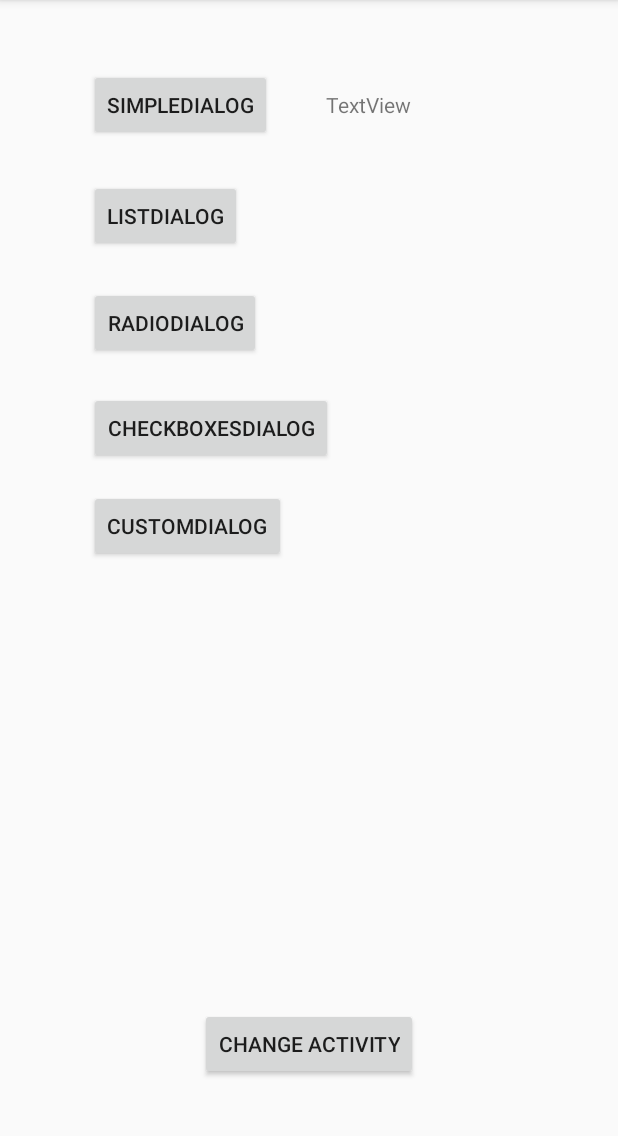
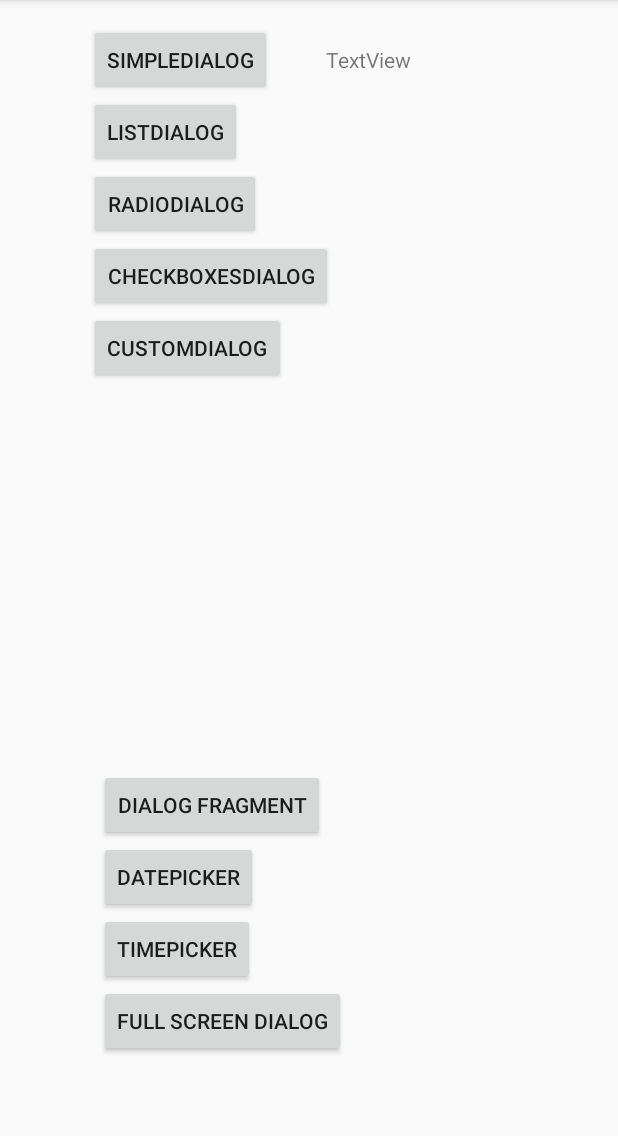
Before and after one commit to alejouribesanchez/android_course, an Android app: the screen it shows after launch (MainActivity), on a phone screen of 412 x 824 dp, the part 84-1220 px from its top. Run offline under Robolectric (Android 15) with nearby library versions, the phone set to English and light mode, and no system bars.

Commit message:
class_12

```diff
--- a/class_12/class_12/app/build.gradle
+++ b/class_12/class_12/app/build.gradle
@@ -26,5 +26,6 @@ dependencies {
     })
     compile 'com.android.support:appcompat-v7:25.3.1'
     compile 'com.android.support.constraint:constraint-layout:1.0.2'
+    compile 'com.android.support:support-v4:25.3.1'
     testCompile 'junit:junit:4.12'
 }
--- a/class_12/class_12/app/src/main/res/layout/activity_main.xml
+++ b/class_12/class_12/app/src/main/res/layout/activity_main.xml
@@ -15,7 +15,7 @@
         android:text="SimpleDialog"
         tools:layout_constraintTop_creator="1"
         android:layout_marginStart="59dp"
-        android:layout_marginTop="46dp"
+        android:layout_marginTop="16dp"
         tools:layout_constraintLeft_creator="1"
         app:layout_constraintLeft_toLeftOf="parent"
         app:layout_constraintTop_toTopOf="parent"
@@ -37,23 +37,24 @@
         android:id="@+id/button2"
         android:layout_width="wrap_content"
         android:layout_height="wrap_content"
-        android:text="Change Activity"
+        android:layout_marginBottom="207dp"
+        android:text="Dialog Fragment"
+        app:layout_constraintBottom_toBottomOf="parent"
+        app:layout_constraintLeft_toLeftOf="parent"
+        app:layout_constraintRight_toRightOf="parent"
+        tools:layout_constraintBottom_creator="1"
+        tools:layout_constraintLeft_creator="1"
         tools:layout_constraintRight_creator="1"
-        tools:layout_constraintBottom_creator="1"
-        app:layout_constraintBottom_toBottomOf="parent"
-        app:layout_constraintRight_toRightOf="parent"
-        tools:layout_constraintLeft_creator="1"
-        android:layout_marginBottom="48dp"
-        app:layout_constraintLeft_toLeftOf="parent" />
+        app:layout_constraintHorizontal_bias="0.253" />
 
     <android.support.constraint.Guideline
         android:layout_width="wrap_content"
         android:layout_height="wrap_content"
         android:id="@+id/guideline"
-        app:layout_constraintGuide_begin="20dp"
         android:orientation="vertical"
         tools:layout_editor_absoluteY="0dp"
-        tools:layout_editor_absoluteX="20dp" />
+        tools:layout_editor_absoluteX="20dp"
+        app:layout_constraintGuide_begin="20dp" />
 
     <Button
         android:id="@+id/button3"
@@ -61,7 +62,6 @@
         android:layout_height="wrap_content"
         android:text="ListDialog"
         tools:layout_constraintTop_creator="1"
-        android:layout_marginTop="26dp"
         app:layout_constraintTop_toBottomOf="@+id/button"
         tools:layout_constraintLeft_creator="1"
         app:layout_constraintLeft_toLeftOf="@+id/button" />
@@ -72,7 +72,6 @@
         android:layout_height="wrap_content"
         android:text="RadioDialog"
         tools:layout_constraintTop_creator="1"
-        android:layout_marginTop="23dp"
         app:layout_constraintTop_toBottomOf="@+id/button3"
         tools:layout_constraintLeft_creator="1"
         app:layout_constraintLeft_toLeftOf="@+id/button3" />
@@ -83,7 +82,6 @@
         android:layout_height="wrap_content"
         android:text="CheckBoxesDialog"
         tools:layout_constraintTop_creator="1"
-        android:layout_marginTop="22dp"
         app:layout_constraintTop_toBottomOf="@+id/button4"
         tools:layout_constraintLeft_creator="1"
         app:layout_constraintLeft_toLeftOf="@+id/button4" />
@@ -94,9 +92,38 @@
         android:layout_height="wrap_content"
         android:text="CustomDialog"
         tools:layout_constraintTop_creator="1"
-        android:layout_marginTop="17dp"
         app:layout_constraintTop_toBottomOf="@+id/button5"
         tools:layout_constraintLeft_creator="1"
         app:layout_constraintLeft_toLeftOf="@+id/button5" />
 
+    <Button
+        android:id="@+id/button7"
+        android:layout_width="wrap_content"
+        android:layout_height="wrap_content"
+        android:text="DatePicker"
+        tools:layout_constraintTop_creator="1"
+        app:layout_constraintTop_toBottomOf="@+id/button2"
+        tools:layout_constraintLeft_creator="1"
+        app:layout_constraintLeft_toLeftOf="@+id/button2" />
+
+    <Button
+        android:id="@+id/button8"
+        android:layout_width="wrap_content"
+        android:layout_height="wrap_content"
+        android:text="TIMEPICKER"
+        tools:layout_constraintTop_creator="1"
+        app:layout_constraintTop_toBottomOf="@+id/button7"
+        tools:layout_constraintLeft_creator="1"
+        app:layout_constraintLeft_toLeftOf="@+id/button7" />
+
+    <Button
+        android:id="@+id/button9"
+        android:layout_width="wrap_content"
+        android:layout_height="wrap_content"
+        android:text="Full Screen Dialog"
+        tools:layout_constraintTop_creator="1"
+        app:layout_constraintTop_toBottomOf="@+id/button8"
+        tools:layout_constraintLeft_creator="1"
+        app:layout_constraintLeft_toLeftOf="@+id/button8" />
+
 </android.support.constraint.ConstraintLayout>
--- /dev/null
+++ b/class_12/class_12/app/src/main/res/menu/fullscreen_menu.xml
@@ -0,0 +1,6 @@
+<?xml version="1.0" encoding="utf-8"?>
+<menu xmlns:android="http://schemas.android.com/apk/res/android"
+    xmlns:app="http://schemas.android.com/apk/res-auto">
+    <item android:id="@+id/action_save" android:title="save"
+        android:orderInCategory="1" app:showAsAction="ifRoom" />
+</menu>
```
Also changed, not shown: class_12/class_12/app/src/main/java/com/gapps/class_12/DateDialog.java (added, +40 -0 lines), class_12/class_12/app/src/main/java/com/gapps/class_12/FullScreenDialog.java (added, +135 -0 lines), class_12/class_12/app/src/main/java/com/gapps/class_12/MainActivity.java (+73 -9 lines), class_12/class_12/app/src/main/java/com/gapps/class_12/SimpleDialog.java (added, +72 -0 lines), class_12/class_12/app/src/main/java/com/gapps/class_12/TimeDialog.java (added, +39 -0 lines), class_12/class_12/app/src/main/res/layout/fullscreen_dialog.xml (added, +138 -0 lines), class_12/class_12/app/src/main/res/values/strings.xml (+24 -0 lines).
